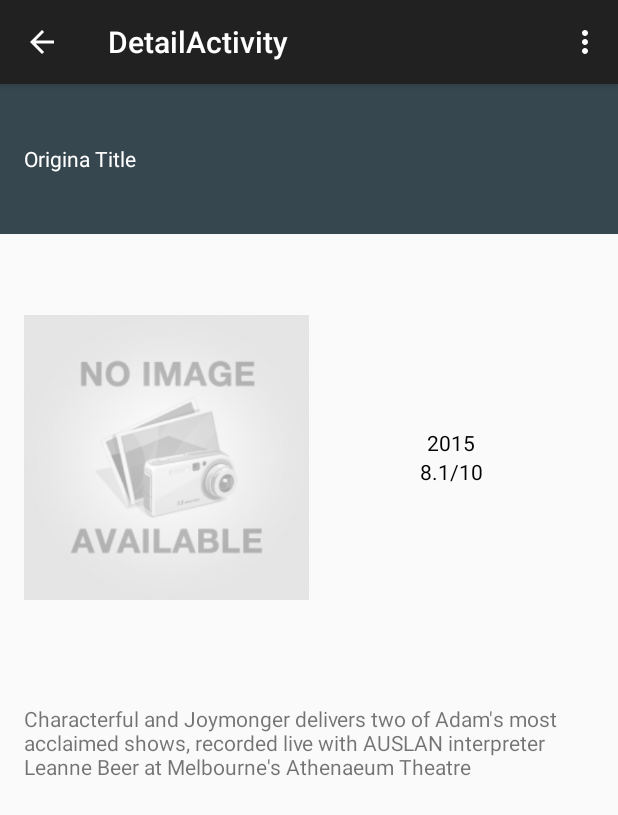
After one commit to rnagella/PopularMoviesStage1, an Android app: the DetailActivity screen opened directly, with no data from a screen before it, on a phone screen of 412 x 824 dp. The commit adds this screen. Shown: the top 815 px of the screen. Run offline under Robolectric (Android 15) with nearby library versions, the phone set to English and light mode, and no system bars.

Commit message:
Inital design for detail activity

```diff
--- /dev/null
+++ b/app/src/main/java/com/blogspot/nagellaranjith/android/popularmoviesstage1/DetailActivity.java
@@ -0,0 +1,39 @@
+package com.blogspot.nagellaranjith.android.popularmoviesstage1;
+
+import android.support.v7.app.ActionBarActivity;
+import android.os.Bundle;
+import android.view.Menu;
+import android.view.MenuItem;
+
+
+public class DetailActivity extends ActionBarActivity {
+
+    @Override
+    protected void onCreate(Bundle savedInstanceState) {
+        super.onCreate(savedInstanceState);
+        setContentView(R.layout.activity_detail);
+    }
+
+
+    @Override
+    public boolean onCreateOptionsMenu(Menu menu) {
+        // Inflate the menu; this adds items to the action bar if it is present.
+        getMenuInflater().inflate(R.menu.menu_detail, menu);
+        return true;
+    }
+
+    @Override
+    public boolean onOptionsItemSelected(MenuItem item) {
+        // Handle action bar item clicks here. The action bar will
+        // automatically handle clicks on the Home/Up button, so long
+        // as you specify a parent activity in AndroidManifest.xml.
+        int id = item.getItemId();
+
+        //noinspection SimplifiableIfStatement
+        if (id == R.id.action_settings) {
+            return true;
+        }
+
+        return super.onOptionsItemSelected(item);
+    }
+}
--- /dev/null
+++ b/app/src/main/java/com/blogspot/nagellaranjith/android/popularmoviesstage1/DetailActivityFragment.java
@@ -0,0 +1,34 @@
+package com.blogspot.nagellaranjith.android.popularmoviesstage1;
+
+import android.content.Intent;
+import android.support.v4.app.Fragment;
+import android.os.Bundle;
+import android.util.Log;
+import android.view.LayoutInflater;
+import android.view.View;
+import android.view.ViewGroup;
+
+
+/**
+ * A placeholder fragment containing a simple view.
+ */
+public class DetailActivityFragment extends Fragment {
+
+    public DetailActivityFragment() {
+    }
+
+    @Override
+    public View onCreateView(LayoutInflater inflater, ViewGroup container,
+                             Bundle savedInstanceState) {
+        View rootView = inflater.inflate(R.layout.fragment_detail, container, false);
+        Intent intent = getActivity().getIntent();
+        Log.e("fragmentIntent", intent.toString());
+
+        if (intent!=null&& intent.hasExtra(Intent.EXTRA_TEXT)){
+            String msg = intent.getStringExtra(Intent.EXTRA_TEXT);
+            Log.e("msg", msg);
+        }
+
+        return rootView;
+    }
+}
--- /dev/null
+++ b/app/src/main/res/layout/activity_detail.xml
@@ -0,0 +1,5 @@
+<fragment xmlns:android="http://schemas.android.com/apk/res/android"
+    xmlns:tools="http://schemas.android.com/tools" android:id="@+id/fragment"
+    android:name="com.blogspot.nagellaranjith.android.popularmoviesstage1.DetailActivityFragment"
+    tools:layout="@layout/fragment_detail" android:layout_width="match_parent"
+    android:layout_height="match_parent" />
--- /dev/null
+++ b/app/src/main/res/layout/fragment_detail.xml
@@ -0,0 +1,83 @@
+<ScrollView
+    xmlns:android="http://schemas.android.com/apk/res/android"
+    android:layout_width="fill_parent"
+    android:layout_height="wrap_content">
+<LinearLayout xmlns:android="http://schemas.android.com/apk/res/android"
+    xmlns:tools="http://schemas.android.com/tools"
+    android:layout_width="match_parent"
+    android:layout_height="match_parent"
+    android:orientation="vertical"
+    android:paddingBottom="@dimen/activity_vertical_margin"
+
+    tools:context="com.blogspot.nagellaranjith.android.popularmoviesstage1.DetailActivityFragment">
+
+    <TextView android:layout_width="fill_parent"
+        android:layout_height="100dp"
+        android:text="Origina Title"
+        android:background="@color/material_blue_grey_800"
+        android:gravity="center_vertical"
+        android:paddingLeft="@dimen/activity_horizontal_margin"
+        android:textColor="#FFF"
+        android:id="@+id/original_title_text_view"
+        />
+
+    <LinearLayout
+        android:layout_width="fill_parent"
+        android:layout_height="wrap_content"
+        android:paddingBottom="@dimen/activity_vertical_margin"
+        android:paddingLeft="@dimen/activity_horizontal_margin"
+        android:paddingRight="@dimen/activity_horizontal_margin"
+        android:paddingTop="@dimen/activity_vertical_margin">
+        <ImageView
+            android:layout_width="0dp"
+            android:layout_height="wrap_content"
+            android:layout_weight="1"
+            android:src="@drawable/noimage"
+            android:id="@+id/poster__image_view"/>
+        <LinearLayout
+            android:layout_width="0dp"
+            android:layout_height="fill_parent"
+            android:layout_weight="1"
+            android:orientation="vertical"
+            android:gravity="center_vertical|center_horizontal">
+            <TextView
+                android:layout_width="wrap_content"
+                android:layout_height="wrap_content"
+                android:text="2015"
+                android:textColor="#000"
+                android:id="@+id/release_date_text_view"/>
+            <!--<TextView-->
+                <!--android:layout_width="wrap_content"-->
+                <!--android:layout_height="wrap_content"-->
+                <!--android:text="120min"-->
+                <!--android:textColor="#000"-->
+                <!--android:id="@+id/duriation_text_view"/>-->
+            <TextView
+                android:layout_width="wrap_content"
+                android:layout_height="wrap_content"
+                android:text="8.1/10"
+                android:textColor="#000"
+                android:id="@+id/rating_text_view"
+                />
+            <!--<TextView-->
+                <!--android:layout_width="wrap_content"-->
+                <!--android:layout_height="wrap_content"-->
+                <!--android:text="MARK AS FAVORITE"-->
+                <!--android:textColor="#000"-->
+                <!--android:background="@color/material_blue_grey_800"-->
+                <!--android:id="@+id/favorite_text_view"/>-->
+
+        </LinearLayout>
+    </LinearLayout>
+    <TextView
+        android:layout_width="fill_parent"
+        android:layout_height="wrap_content"
+        android:paddingLeft="@dimen/activity_horizontal_margin"
+        android:paddingRight="@dimen/activity_horizontal_margin"
+        android:paddingTop="@dimen/activity_vertical_margin"
+        android:paddingBottom="@dimen/activity_vertical_margin"
+        android:id="@+id/overview_text_view"
+        android:text="Characterful and Joymonger delivers two of Adam's most acclaimed shows, recorded live with AUSLAN interpreter Leanne Beer at Melbourne's Athenaeum Theatre"/>
+
+</LinearLayout>
+</ScrollView>
--- /dev/null
+++ b/app/src/main/res/menu/menu_detail.xml
@@ -0,0 +1,7 @@
+<menu xmlns:android="http://schemas.android.com/apk/res/android"
+    xmlns:app="http://schemas.android.com/apk/res-auto"
+    xmlns:tools="http://schemas.android.com/tools"
+    tools:context="com.blogspot.nagellaranjith.android.popularmoviesstage1.DetailActivity">
+    <item android:id="@+id/action_settings" android:title="@string/action_settings"
+        android:orderInCategory="100" app:showAsAction="never" />
+</menu>
--- a/app/src/main/res/values/strings.xml
+++ b/app/src/main/res/values/strings.xml
@@ -10,4 +10,5 @@
     <string name="pref_sort_order_values_higest_rated">vote_average.desc</string>
     <string name="pref_sort_order_options_popularity">Popularity</string>
     <string name="pref_sort_order_options_higest_rated">Highest Rated</string>
+    <string name="title_activity_detail">DetailActivity</string>
 </resources>
```
Also changed, not shown: app/src/main/AndroidManifest.xml (+8 -0 lines), app/src/main/java/com/blogspot/nagellaranjith/android/popularmoviesstage1/MainActivityFragment.java (+18 -15 lines).
